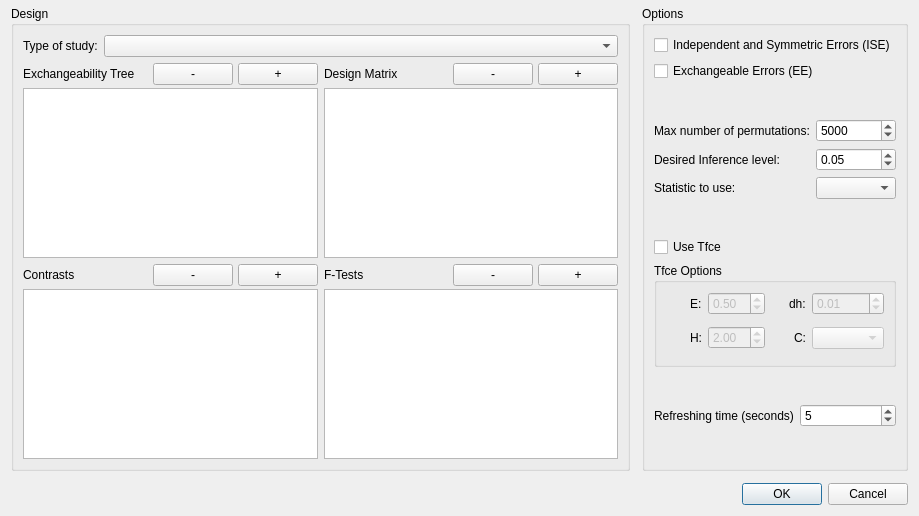
Above: src/randomise.ui from amon80/randomise before the change. Below: the same form after it.
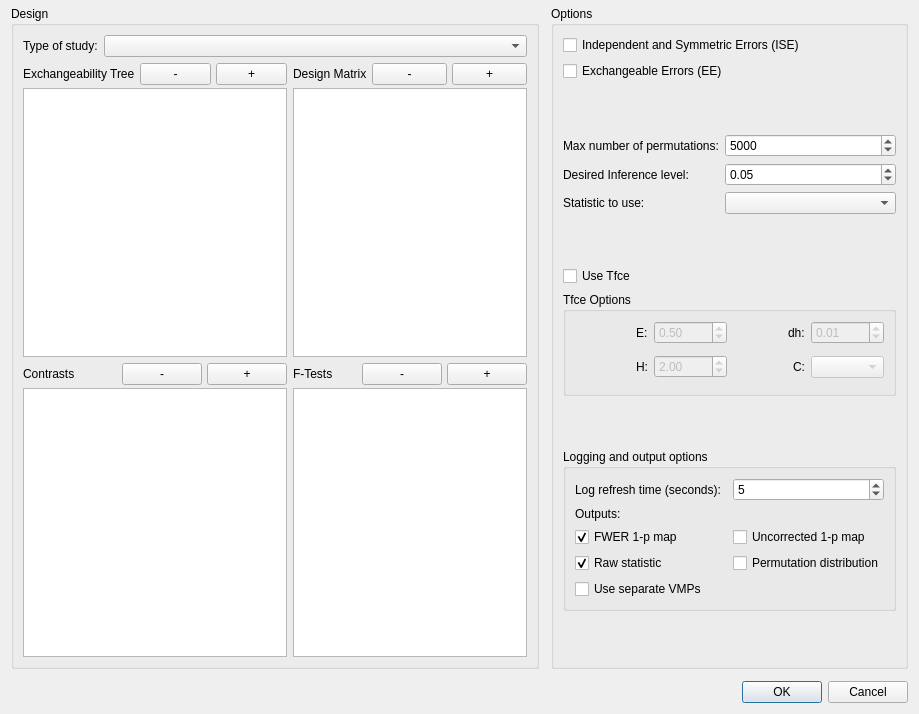
That is the form after the change.

Commit message: Modified GUI to get cooler outputs

```diff
--- a/src/randomise.ui
+++ b/src/randomise.ui
@@ -7,7 +7,7 @@
     <x>0</x>
     <y>0</y>
     <width>919</width>
-    <height>516</height>
+    <height>714</height>
    </rect>
   </property>
   <property name="windowTitle">
@@ -21,7 +21,7 @@
     <number>6</number>
    </property>
    <item>
-    <layout class="QHBoxLayout" name="horizontalLayout_5" stretch="3,1">
+    <layout class="QHBoxLayout" name="horizontalLayout_5" stretch="3,0">
      <item>
       <widget class="QGroupBox" name="designGroupBox">
        <property name="title">
@@ -492,22 +492,78 @@
          </spacer>
         </item>
         <item>
-         <layout class="QFormLayout" name="formLayout_2">
+         <widget class="QGroupBox" name="loggingAndOutputGroupBox">
+          <property name="title">
+           <string>Logging and output options</string>
+          </property>
+          <layout class="QGridLayout" name="formLayout">
           <item row="0" column="0">
            <widget class="QLabel" name="refreshingTimeLabel">
             <property name="text">
-             <string>Refreshing time (seconds)</string>
+              <string>Log refresh time (seconds):</string>
             </property>
            </widget>
           </item>
-          <item row="0" column="1">
+           <item row="3" column="2">
+            <widget class="QCheckBox" name="uncorrectedCheckBox">
+             <property name="text">
+              <string>Uncorrected 1-p map</string>
+             </property>
+            </widget>
+           </item>
+           <item row="4" column="0">
+            <widget class="QCheckBox" name="rawCheckBox">
+             <property name="text">
+              <string>Raw statistic</string>
+             </property>
+             <property name="checked">
+              <bool>true</bool>
+             </property>
+            </widget>
+           </item>
+           <item row="3" column="0">
+            <widget class="QCheckBox" name="FWERCheckBox">
+             <property name="enabled">
+              <bool>true</bool>
+             </property>
+             <property name="text">
+              <string>FWER 1-p map</string>
+             </property>
+             <property name="checked">
+              <bool>true</bool>
+             </property>
+            </widget>
+           </item>
+           <item row="0" column="2">
            <widget class="QSpinBox" name="refreshingTimeSpinBox">
             <property name="value">
              <number>5</number>
             </property>
            </widget>
           </item>
-         </layout>
+           <item row="4" column="2">
+            <widget class="QCheckBox" name="distributionCheckBox">
+             <property name="text">
+              <string>Permutation distribution</string>
+             </property>
+            </widget>
+           </item>
+           <item row="1" column="0" colspan="2">
+            <widget class="QLabel" name="outputLabel">
+             <property name="text">
+              <string>Outputs:</string>
+             </property>
+            </widget>
+           </item>
+           <item row="5" column="0">
+            <widget class="QCheckBox" name="separateVMPCheckBox">
+             <property name="text">
+              <string>Use separate VMPs</string>
+             </property>
+            </widget>
+           </item>
+          </layout>
+         </widget>
         </item>
         <item>
          <spacer name="verticalSpacer_2">
```
Lines whose indentation alone changed are shown as unchanged. The commit also changes 2 other files.
